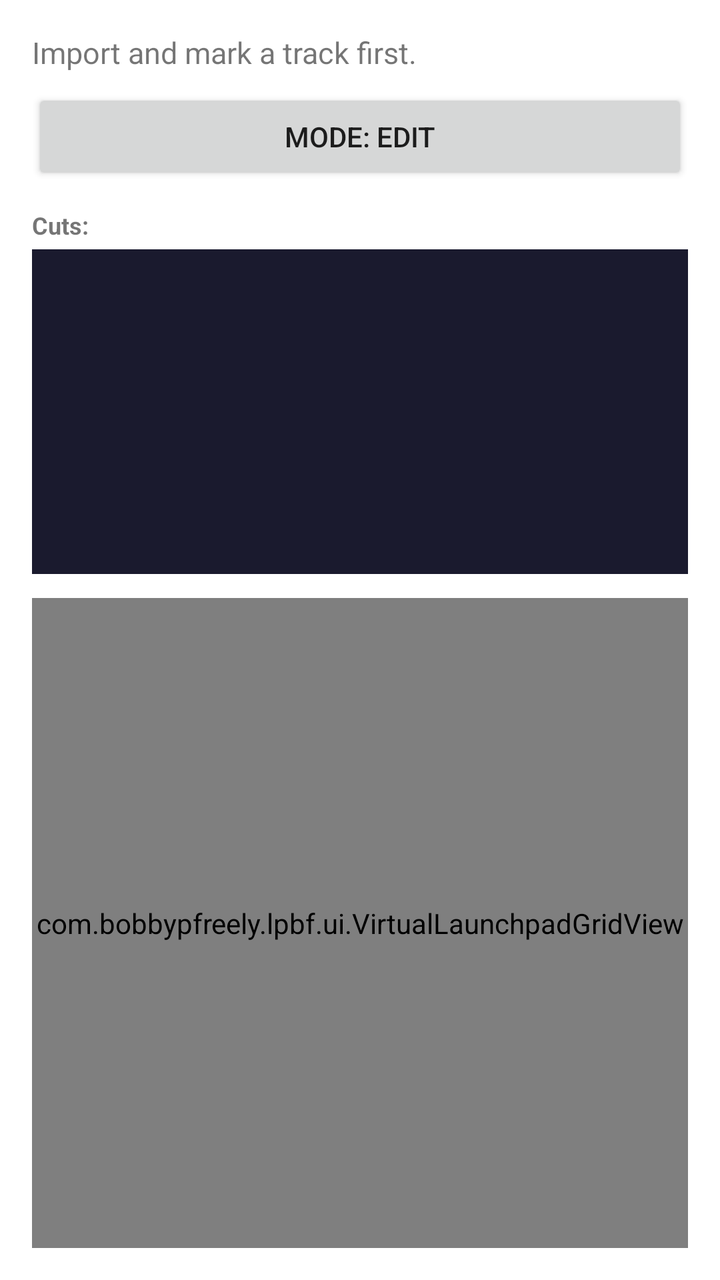
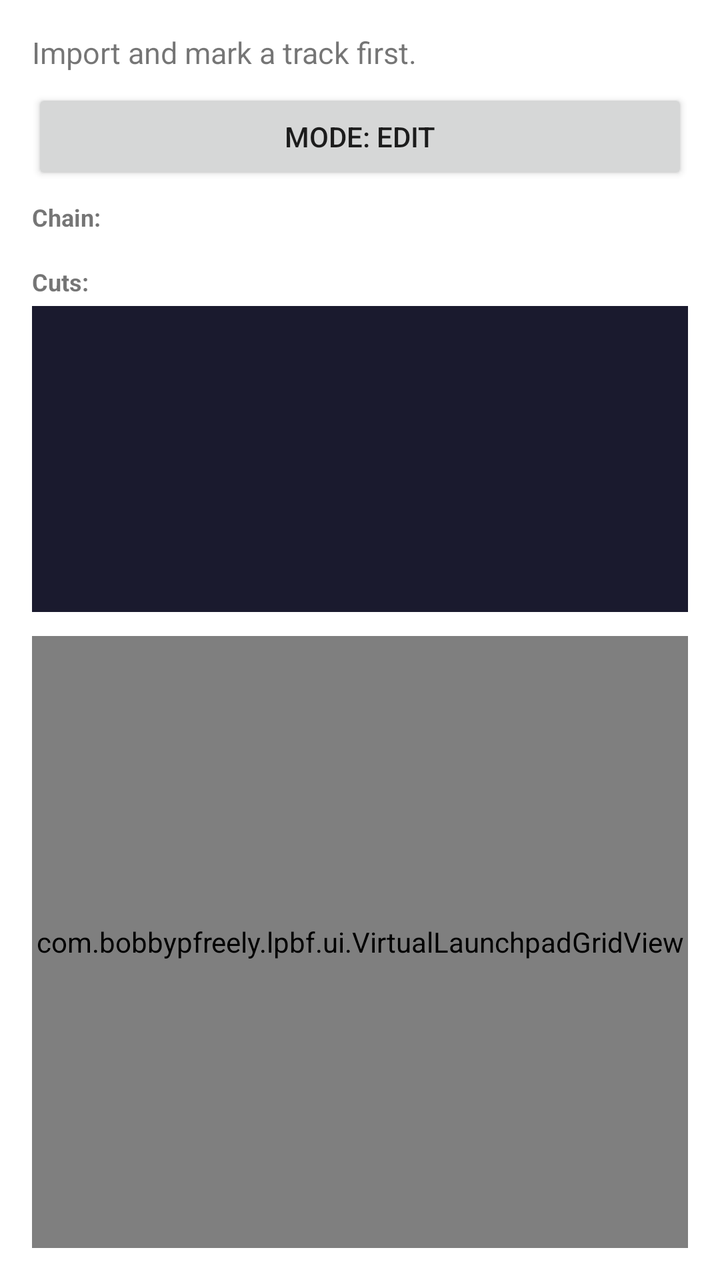

Compare the two renders of this Android layout. The source of the first and the diff that turns it into the second are given below.
<!-- AndroidManifest.xml: application theme Theme.LPBF -->
<!-- res/layout/fragment_place.xml -->
<?xml version="1.0" encoding="utf-8"?>
<LinearLayout xmlns:android="http://schemas.android.com/apk/res/android"
	android:layout_width="match_parent"
	android:layout_height="match_parent"
	android:orientation="vertical"
	android:padding="16dp">

	<TextView
		android:id="@+id/placeStatusText"
		android:layout_width="match_parent"
		android:layout_height="wrap_content"
		android:text="Import and mark a track first."
		android:textSize="15sp" />

	<Button
		android:id="@+id/placeModeToggle"
		android:layout_width="match_parent"
		android:layout_height="wrap_content"
		android:layout_marginTop="8dp"
		android:text="Mode: Edit" />

	<TextView
		android:layout_width="match_parent"
		android:layout_height="wrap_content"
		android:layout_marginTop="12dp"
		android:text="Cuts:"
		android:textSize="12sp"
		android:textStyle="bold" />

	<ScrollView
		android:layout_width="match_parent"
		android:layout_height="0dp"
		android:layout_weight="1"
		android:background="#1A1A2E"
		android:layout_marginTop="4dp">

		<LinearLayout
			android:id="@+id/segmentListContainer"
			android:layout_width="match_parent"
			android:layout_height="wrap_content"
			android:orientation="vertical"
			android:padding="8dp" />

	</ScrollView>

	<com.bobbypfreely.lpbf.ui.VirtualLaunchpadGridView
		android:id="@+id/placeGrid"
		android:layout_width="match_parent"
		android:layout_height="0dp"
		android:layout_weight="2"
		android:layout_marginTop="12dp"
		android:background="#0F0F1A" />

</LinearLayout>
<!-- resources referenced by this layout -->
<resources>
  <style name="Theme.LPBF" parent="Theme.MaterialComponents.DayNight.NoActionBar" />
</resources>

<!-- the commit's change to res/layout/fragment_place.xml (unified diff, before → after) -->
@@ -18,6 +18,21 @@
 		android:layout_height="wrap_content"
 		android:layout_marginTop="8dp"
 		android:text="Mode: Edit" />
+
+	<TextView
+		android:layout_width="match_parent"
+		android:layout_height="wrap_content"
+		android:layout_marginTop="8dp"
+		android:text="Chain:"
+		android:textSize="12sp"
+		android:textStyle="bold" />
+
+	<LinearLayout
+		android:id="@+id/chainSelectorRow"
+		android:layout_width="match_parent"
+		android:layout_height="wrap_content"
+		android:layout_marginTop="4dp"
+		android:orientation="horizontal" />
 
 	<TextView
 		android:layout_width="match_parent"
